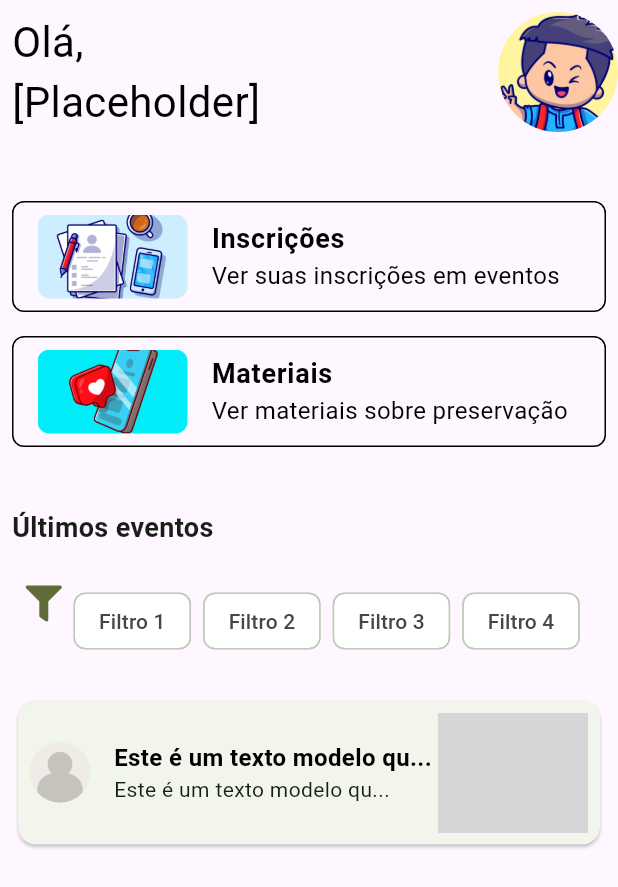
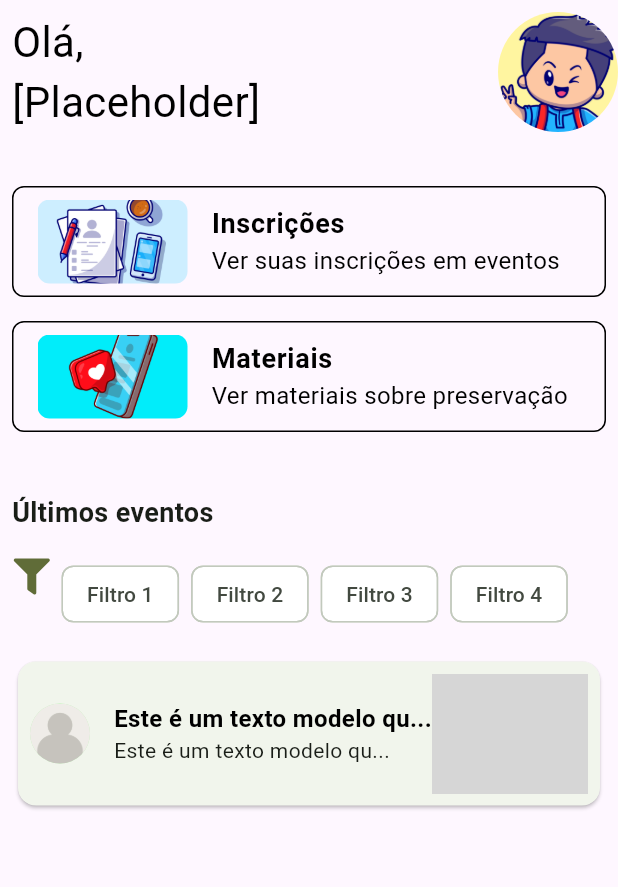
Before and after one commit to 0502j/Fatec-PI5, a Flutter app: the dashboardPage screen opened directly, on a phone screen of 412 x 824 dp. Shown: the top 887 px of the screen. Run offline on Flutter 3.47's test engine with Material 2 defaults, Android fonts, the phone set to English and light mode, and no system bars; our stand-ins replace font_awesome_flutter; grey boxes are pictures that could not be loaded.

Commit message:
Realizando correções de overflow na página de dashboard

```diff
--- a/pi5_flutter_application/lib/main.dart
+++ b/pi5_flutter_application/lib/main.dart
@@ -24,7 +24,7 @@ class MyApp extends StatelessWidget {
           brightness: Brightness.light,
           useMaterial3: true,
           colorSchemeSeed: Colors.green),
-      home: const introPage(),
+      home: const dashboardPage(),
     );
   }
 }
--- a/pi5_flutter_application/lib/pages/dashboardPage.dart
+++ b/pi5_flutter_application/lib/pages/dashboardPage.dart
@@ -87,7 +87,7 @@ class _dashboardPageState extends State<dashboardPage> {
               ],
             ),
             SizedBox(
-              height: 30,
+              height: 20,
             ),
             InkWell(
               onTap: () {
@@ -164,7 +164,6 @@ class _dashboardPageState extends State<dashboardPage> {
             Padding(
               padding: EdgeInsets.all(8),
               child: Container(
-                padding: EdgeInsets.all(8),
                 decoration: BoxDecoration(
                     border: Border.all(color: Colors.transparent),
                     borderRadius: BorderRadius.circular(10)),
@@ -269,7 +268,8 @@ class _dashboardPageState extends State<dashboardPage> {
                                     Text(_truncatedDescriptionText),
                                   ],
                                 ),
-                                ClipRRect(
+                                Expanded(
+                                    child: ClipRRect(
                                   borderRadius: BorderRadius.circular(8),
                                   child: Image.asset(
                                     "assets/images/pawel-unsplash.jpg",
@@ -277,7 +277,7 @@ class _dashboardPageState extends State<dashboardPage> {
                                     width: 100,
                                     fit: BoxFit.cover,
                                   ),
-                                )
+                                ))
                               ],
                             ))
                           ],
```
